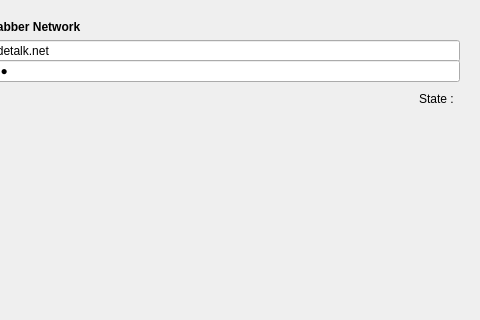
First picture: the form in ksirk/Dialogs/jabbergameui.ui, repository KDE/ksirk, before the edit; both pictures show x 135 to 615 and y 0 to 320 of the 615 by 547 pixel window.
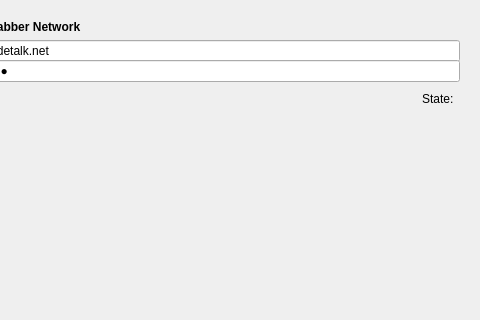
Second picture: the form after the edit. Custom widgets are drawn as their Qt base class.

Diff of the .ui file:
```diff
--- a/ksirk/Dialogs/jabbergameui.ui
+++ b/ksirk/Dialogs/jabbergameui.ui
@@ -92,7 +92,7 @@
            <item>
             <widget class="QLabel" name="label_8" >
              <property name="text" >
-              <string>State :</string>
+              <string>State:</string>
              </property>
             </widget>
            </item>
```
